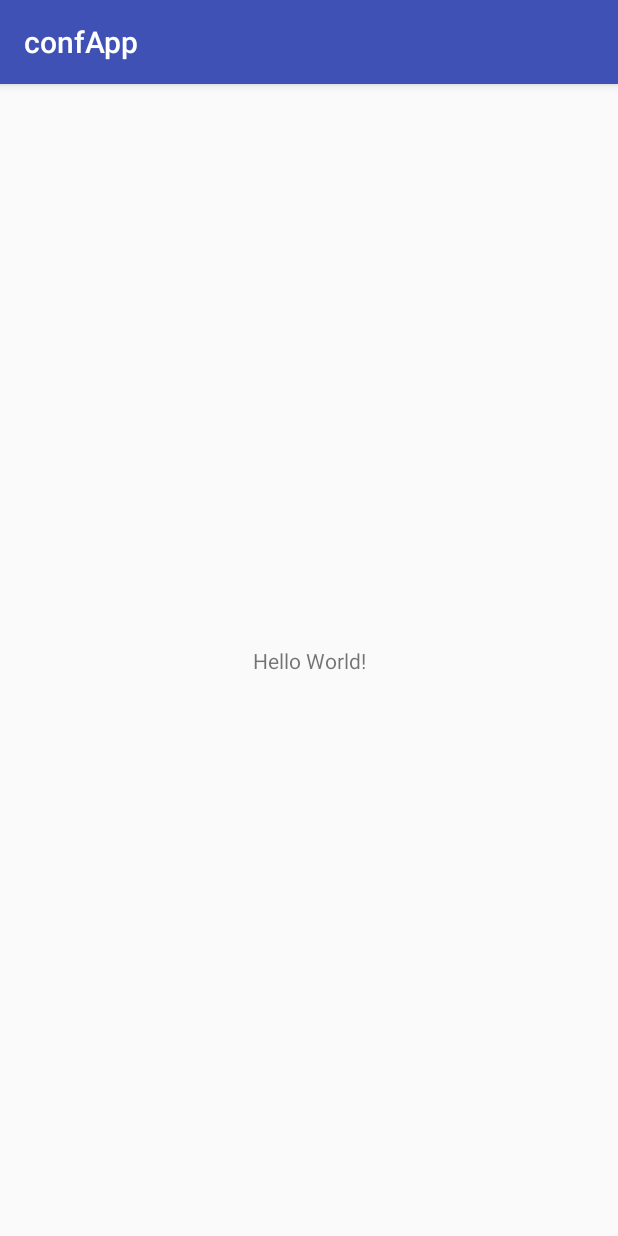
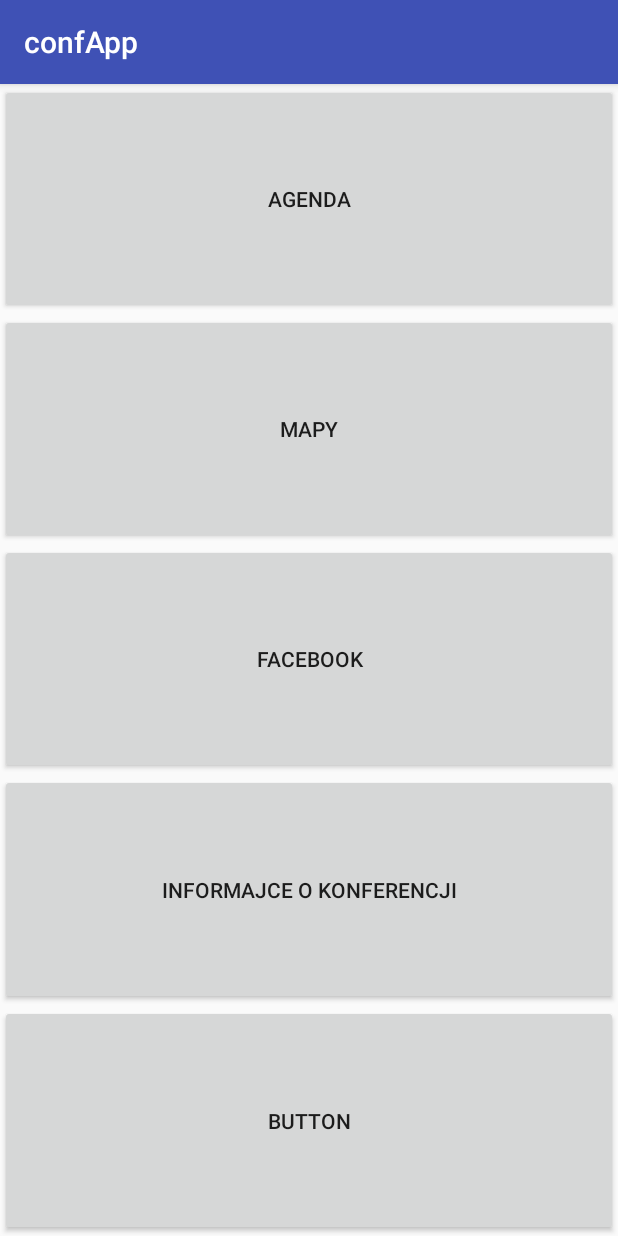
Before and after one commit to MartaPiatek/confApp, an Android app: the screen it shows after launch (MainActivity), on a phone screen of 412 x 824 dp. Run offline under Robolectric (Android 15) with nearby library versions, the phone set to English and light mode, and no system bars.

Commit message:
Dodanie aktywności Agenda i Mapy

```diff
--- a/app/build.gradle
+++ b/app/build.gradle
@@ -26,5 +26,6 @@
     })
     compile 'com.android.support:appcompat-v7:26.+'
     compile 'com.android.support.constraint:constraint-layout:1.0.2'
+    compile 'com.google.android.gms:play-services-maps:11.0.4'
     testCompile 'junit:junit:4.12'
 }
--- a/app/src/main/java/pl/martapiatek/confapp/MainActivity.java
+++ b/app/src/main/java/pl/martapiatek/confapp/MainActivity.java
@@ -1,13 +1,39 @@
 package pl.martapiatek.confapp;
 
+import android.content.Intent;
 import android.support.v7.app.AppCompatActivity;
 import android.os.Bundle;
+import android.view.View;
+import android.widget.Button;
 
 public class MainActivity extends AppCompatActivity {
+
+    private Button btnAgenda, btnMap, btnFacebook;
 
     @Override
     protected void onCreate(Bundle savedInstanceState) {
         super.onCreate(savedInstanceState);
         setContentView(R.layout.activity_main);
+
+
+
+        btnAgenda = (Button) findViewById(R.id.btnAgenda);
+
+        btnAgenda.setOnClickListener(new View.OnClickListener() {
+            public void onClick(View view) {
+                Intent myIntent = new Intent(view.getContext(),AgendaActivity.class);
+                startActivity(myIntent);
+            }
+        });
+
+        btnMap = (Button) findViewById(R.id.btnMap);
+
+        btnAgenda.setOnClickListener(new View.OnClickListener() {
+            public void onClick(View view) {
+                Intent myIntent = new Intent(view.getContext(),MapsActivity.class);
+                startActivity(myIntent);
+            }
+        });
+
     }
 }
--- a/app/src/main/res/layout/activity_main.xml
+++ b/app/src/main/res/layout/activity_main.xml
@@ -1,19 +1,46 @@
 <?xml version="1.0" encoding="utf-8"?>
-<android.support.constraint.ConstraintLayout
+<LinearLayout
     xmlns:android="http://schemas.android.com/apk/res/android"
     xmlns:app="http://schemas.android.com/apk/res-auto"
     xmlns:tools="http://schemas.android.com/tools"
     android:layout_width="match_parent"
     android:layout_height="match_parent"
-    tools:context="pl.martapiatek.confapp.MainActivity">
+    tools:context="pl.martapiatek.confapp.MainActivity"
+    android:orientation="vertical">
 
-    <TextView
-        android:layout_width="wrap_content"
+
+    <Button
+        android:id="@+id/btnAgenda"
+        android:layout_width="match_parent"
         android:layout_height="wrap_content"
-        android:text="Hello World!"
-        app:layout_constraintBottom_toBottomOf="parent"
-        app:layout_constraintLeft_toLeftOf="parent"
-        app:layout_constraintRight_toRightOf="parent"
-        app:layout_constraintTop_toTopOf="parent"/>
+        android:layout_weight="1"
+        android:text="@string/title_btnAgenda"/>
 
-</android.support.constraint.ConstraintLayout>
+    <Button
+        android:id="@+id/btnMap"
+        android:layout_width="match_parent"
+        android:layout_height="wrap_content"
+        android:layout_weight="1"
+        android:text="@string/title_btnMap"/>
+
+    <Button
+        android:id="@+id/btn_Facebook"
+        android:layout_width="match_parent"
+        android:layout_height="wrap_content"
+        android:layout_weight="1"
+        android:text="@string/title_btnFacebook"/>
+
+    <Button
+        android:id="@+id/btn_InfoConf"
+        android:layout_width="match_parent"
+        android:layout_height="wrap_content"
+        android:layout_weight="1"
+        android:text="@string/title_btnInfoConf"/>
+
+    <Button
+        android:id="@+id/button3"
+        android:layout_width="match_parent"
+        android:layout_height="wrap_content"
+        android:layout_weight="1"
+        android:text="Button"/>
+</LinearLayout>
--- a/app/src/main/res/values/strings.xml
+++ b/app/src/main/res/values/strings.xml
@@ -1,3 +1,8 @@
 <resources>
     <string name="app_name">confApp</string>
+    <string name="title_activity_maps">Map</string>
+    <string name="title_btnAgenda">Agenda</string>
+    <string name="title_btnMap">Mapy</string>
+    <string name="title_btnFacebook">Facebook</string>
+    <string name="title_btnInfoConf">Informajce o konferencji</string>
 </resources>
```
Also changed, not shown: app/src/debug/res/values/google_maps_api.xml (added, +26 -0 lines), app/src/main/AndroidManifest.xml (+25 -0 lines), app/src/main/java/pl/martapiatek/confapp/AgendaActivity.java (added, +13 -0 lines), app/src/main/java/pl/martapiatek/confapp/MapsActivity.java (added, +46 -0 lines), app/src/main/res/layout/activity_agenda.xml (added, +10 -0 lines), app/src/main/res/layout/activity_maps.xml (added, +32 -0 lines), 1 other file.
